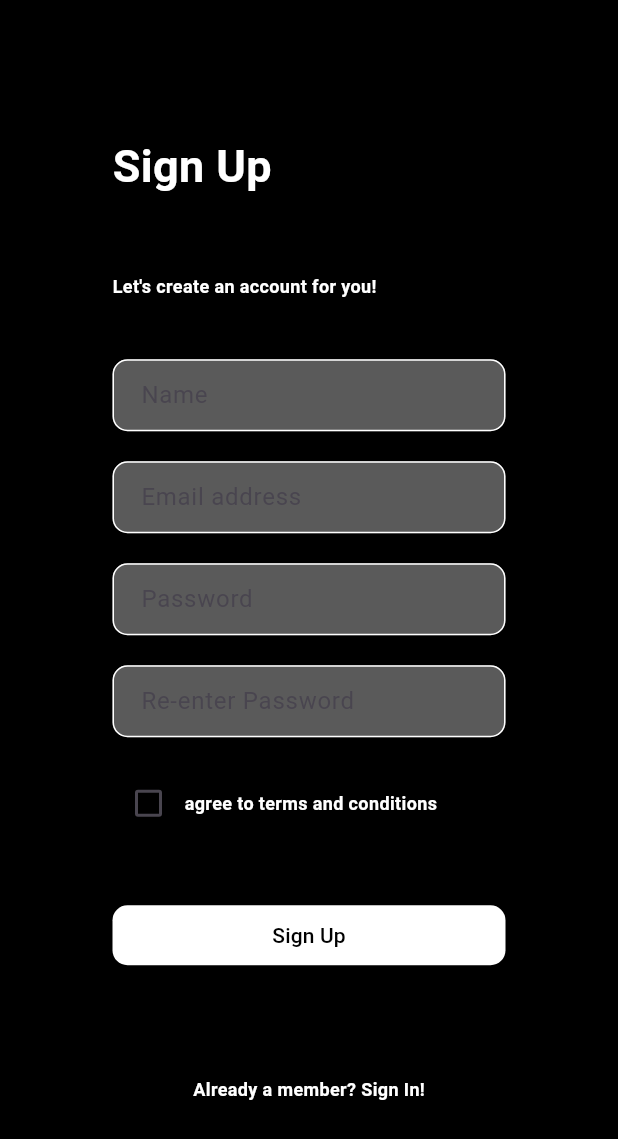
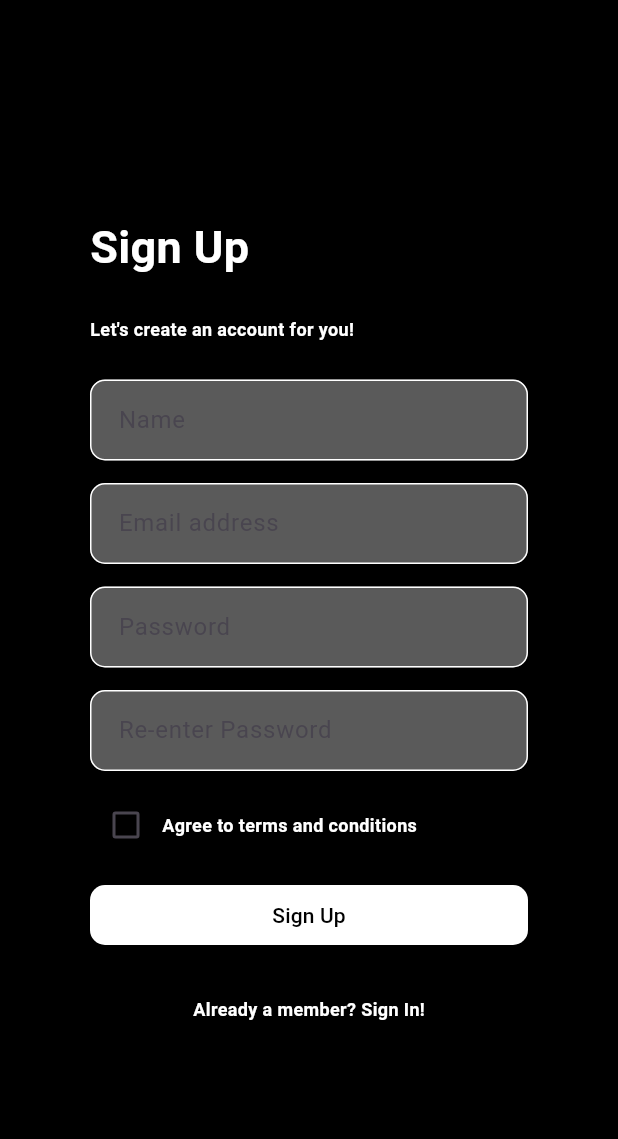
Before and after one commit to rishabhrm/showcase, a Flutter app: the SignupScreen screen opened directly, on a phone screen of 412 x 824 dp. Shown: the top 1139 px of the screen. Run offline on Flutter 3.47's test engine with Material 3 defaults, Android fonts, the phone set to English and light mode, and no system bars; network calls fail.

Commit message:
added auth and splash screens

```diff
--- a/lib/main.dart
+++ b/lib/main.dart
@@ -1,4 +1,8 @@
 import 'package:flutter/material.dart';
+import 'package:showcase/screens/auth_screen.dart';
+import 'package:showcase/screens/login_screen.dart';
+import 'package:showcase/screens/signup_screen.dart';
+import 'package:showcase/screens/splash_screen.dart';
 
 void main() {
   runApp(const MainApp());
@@ -11,7 +15,7 @@ class MainApp extends StatelessWidget {
   Widget build(BuildContext context) {
     return const MaterialApp(
       title: 'showcase',
-      home: <screen_name>(),
+      home: SplashScreen(),
       debugShowCheckedModeBanner: false,
     );
   }
--- a/lib/screens/signup_screen.dart
+++ b/lib/screens/signup_screen.dart
@@ -15,7 +15,7 @@ class _SignupScreenState extends State<SignupScreen> {
     return Scaffold(
       backgroundColor: const Color.fromARGB(255, 0, 0, 0),
       body: Padding(
-        padding: const EdgeInsets.symmetric(horizontal: 75),
+        padding: const EdgeInsets.symmetric(horizontal: 60, vertical: 20), // Equal vertical padding
         child: Column(
           mainAxisAlignment: MainAxisAlignment.center,
           crossAxisAlignment: CrossAxisAlignment.start,
@@ -28,25 +28,25 @@ class _SignupScreenState extends State<SignupScreen> {
                 fontWeight: FontWeight.bold,
               ),
             ),
-            SizedBox(height: 50),
+            const SizedBox(height: 25), // Adjusted for equal top and bottom spacing
             Text(
               "Let's create an account for you!",
-              style: TextStyle(
+              style: const TextStyle(
                 fontSize: 12,
                 color: Colors.white,
                 fontWeight: FontWeight.bold,
               ),
             ),
-            SizedBox(height: 40),
+            const SizedBox(height: 25), // Adjusted for equal top and bottom spacing
             Form(
               child: Column(
                 children: [
                   TextFormField(
                     keyboardType: TextInputType.emailAddress,
                     cursorColor: Colors.white,
-                    style: TextStyle(color: Colors.white),
+                    style: const TextStyle(color: Colors.white),
                     decoration: InputDecoration(
-                      contentPadding: EdgeInsets.symmetric(vertical: 5, horizontal: 15),
+                      contentPadding: const EdgeInsets.symmetric(vertical: 15, horizontal: 15), // Equal vertical padding
                       labelText: 'Name',
                       hintText: 'Enter your name',
                       border: OutlineInputBorder(
@@ -56,11 +56,11 @@ class _SignupScreenState extends State<SignupScreen> {
                       fillColor: const Color.fromRGBO(90, 90, 90, 1),
                       focusedBorder: OutlineInputBorder(
                         borderRadius: BorderRadius.circular(10),
-                        borderSide: BorderSide(color: Colors.white),
+                        borderSide: const BorderSide(color: Colors.white),
                       ),
                       enabledBorder: OutlineInputBorder(
                         borderRadius: BorderRadius.circular(10),
-                        borderSide: BorderSide(color: Colors.white),
+                        borderSide: const BorderSide(color: Colors.white),
                       ),
                     ),
                     onChanged: (String value) {},
@@ -68,13 +68,13 @@ class _SignupScreenState extends State<SignupScreen> {
                       return value!.isEmpty ? 'Please enter name' : null;
                     },
                   ),
-                  SizedBox(height: 20),
+                  const SizedBox(height: 15),
                   TextFormField(
                     keyboardType: TextInputType.emailAddress,
                     cursorColor: Colors.white,
-                    style: TextStyle(color: Colors.white),
+                    style: const TextStyle(color: Colors.white),
                     decoration: InputDecoration(
-                      contentPadding: EdgeInsets.symmetric(vertical: 5, horizontal: 15),
+                      contentPadding: const EdgeInsets.symmetric(vertical: 15, horizontal: 15), // Equal vertical padding
                       labelText: 'Email address',
                       hintText: 'Enter your email address',
                       border: OutlineInputBorder(
@@ -84,11 +84,11 @@ class _SignupScreenState extends State<SignupScreen> {
                       fillColor: const Color.fromRGBO(90, 90, 90, 1),
                       focusedBorder: OutlineInputBorder(
                         borderRadius: BorderRadius.circular(10),
-                        borderSide: BorderSide(color: Colors.white),
+                        borderSide: const BorderSide(color: Colors.white),
                       ),
                       enabledBorder: OutlineInputBorder(
                         borderRadius: BorderRadius.circular(10),
-                        borderSide: BorderSide(color: Colors.white),
+                        borderSide: const BorderSide(color: Colors.white),
                       ),
                     ),
                     onChanged: (String value) {},
@@ -96,13 +96,13 @@ class _SignupScreenState extends State<SignupScreen> {
                       return value!.isEmpty ? 'Please enter email address' : null;
                     },
                   ),
-                  SizedBox(height: 20),
+                  const SizedBox(height: 15),
                   TextFormField(
                     keyboardType: TextInputType.visiblePassword,
                     cursorColor: Colors.white,
-                    style: TextStyle(color: Colors.white),
+                    style: const TextStyle(color: Colors.white),
                     decoration: InputDecoration(
-                      contentPadding: EdgeInsets.symmetric(vertical: 5, horizontal: 15),
+                      contentPadding: const EdgeInsets.symmetric(vertical: 15, horizontal: 15), // Equal vertical padding
                       labelText: 'Password',
                       hintText: 'Enter your password',
                       border: OutlineInputBorder(
@@ -112,11 +112,11 @@ class _SignupScreenState extends State<SignupScreen> {
                       fillColor: const Color.fromRGBO(90, 90, 90, 1),
                       focusedBorder: OutlineInputBorder(
                         borderRadius: BorderRadius.circular(10),
-                        borderSide: BorderSide(color: Colors.white),
+                        borderSide: const BorderSide(color: Colors.white),
                       ),
                       enabledBorder: OutlineInputBorder(
                         borderRadius: BorderRadius.circular(10),
-                        borderSide: BorderSide(color: Colors.white),
+                        borderSide: const BorderSide(color: Colors.white),
                       ),
                     ),
                     onChanged: (String value) {},
@@ -124,13 +124,13 @@ class _SignupScreenState extends State<SignupScreen> {
                       return value!.isEmpty ? 'Please enter password' : null;
                     },
                   ),
-                  SizedBox(height: 20),
+                  const SizedBox(height: 15),
                   TextFormField(
                     keyboardType: TextInputType.visiblePassword,
                     cursorColor: Colors.white,
-                    style: TextStyle(color: Colors.white),
+                    style: const TextStyle(color: Colors.white),
                     decoration: InputDecoration(
-                      contentPadding: EdgeInsets.symmetric(vertical: 5, horizontal: 15),
+                      contentPadding: const EdgeInsets.symmetric(vertical: 15, horizontal: 15), // Equal vertical padding
                       labelText: 'Re-enter Password',
                       hintText: 'Re-enter your password',
                       border: OutlineInputBorder(
@@ -140,11 +140,11 @@ class _SignupScreenState extends State<SignupScreen> {
                       fillColor: const Color.fromRGBO(90, 90, 90, 1),
                       focusedBorder: OutlineInputBorder(
                         borderRadius: BorderRadius.circular(10),
-                        borderSide: BorderSide(color: Colors.white),
+                        borderSide: const BorderSide(color: Colors.white),
                       ),
                       enabledBorder: OutlineInputBorder(
                         borderRadius: BorderRadius.circular(10),
-                        borderSide: BorderSide(color: Colors.white),
+                        borderSide: const BorderSide(color: Colors.white),
                       ),
                     ),
                     onChanged: (String value) {},
@@ -152,7 +152,7 @@ class _SignupScreenState extends State<SignupScreen> {
                       return value!.isEmpty ? 'Please re-enter password' : null;
                     },
                   ),
-                  SizedBox(height: 20),
+                  const SizedBox(height: 12),
                   Row(
                     children: [
                       Checkbox(
@@ -165,8 +165,8 @@ class _SignupScreenState extends State<SignupScreen> {
                         activeColor: Colors.white,
                         checkColor: Colors.black,
                       ),
-                      Text(
-                        'agree to terms and conditions',
+                      const Text(
+                        'Agree to terms and conditions',
                         style: TextStyle(
                           fontSize: 12,
                           color: Colors.white,
@@ -175,21 +175,21 @@ class _SignupScreenState extends State<SignupScreen> {
                       ),
                     ],
                   ),
-                  SizedBox(height: 40),
+                  const SizedBox(height: 12),
                   ElevatedButton(
                     style: ElevatedButton.styleFrom(
                       foregroundColor: Colors.black,
                       backgroundColor: Colors.white,
-                      minimumSize: Size(double.infinity, 40),
+                      minimumSize: const Size(double.infinity, 40),
                       shape: RoundedRectangleBorder(
                         borderRadius: BorderRadius.circular(10),
                       ),
                     ),
                     onPressed: () {},
-                    child: Text('Sign Up'),
+                    child: const Text('Sign Up'),
                   ),
-                  SizedBox(height: 70),
-                  Text(
+                  const SizedBox(height: 30),
+                  const Text(
                     'Already a member? Sign In!',
                     style: TextStyle(
                       fontSize: 12,
--- a/pubspec.yaml
+++ b/pubspec.yaml
@@ -17,3 +17,5 @@ dev_dependencies:
 
 flutter:
   uses-material-design: true
+  assets:
+  - assets/
```
Also changed, not shown: lib/screens/auth_screen.dart (added, +109 -0 lines), lib/screens/login_screen.dart (+7 -8 lines), lib/screens/splash_screen.dart (added, +63 -0 lines), assets/logo.png (added), lib/screens/splash-screen.dart (deleted).
